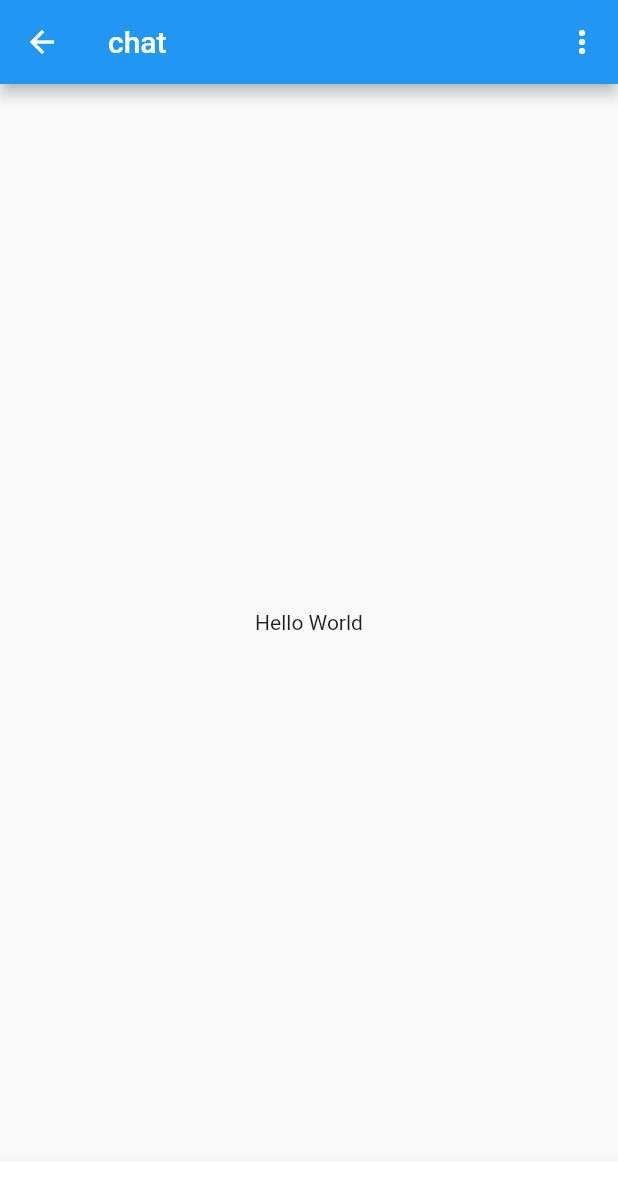
After one commit to bhoold/huhu-for-flutter, a Flutter app: the ChatPage screen opened directly, on a phone screen of 412 x 824 dp. The commit adds this screen. Shown: the top 1200 px of the screen. Run offline on Flutter 3.47's test engine with Material 2 defaults, Android fonts, the phone set to English and light mode, and no system bars.

Commit message:
更改home的body结构、添加chat页面

```diff
--- a/lib/main.dart
+++ b/lib/main.dart
@@ -21,7 +21,7 @@ class MyApp extends StatelessWidget {
         // is not restarted.
         primarySwatch: Colors.blue,
       ),
-      home: HomePage(title: '消息'),
+      home: HomePage(title: '消息')
     );
   }
 }
--- /dev/null
+++ b/lib/page/chat.dart
@@ -0,0 +1,58 @@
+import 'package:flutter/material.dart';
+
+class ChatPage extends StatefulWidget {
+  ChatPage({Key key, this.title}) : super(key: key);
+
+  // This widget is the home page of your application. It is stateful, meaning
+  // that it has a State object (defined below) that contains fields that affect
+  // how it looks.
+
+  // This class is the configuration for the state. It holds the values (in this
+  // case the title) provided by the parent (in this case the App widget) and
+  // used by the build method of the State. Fields in a Widget subclass are
+  // always marked "final".
+
+  final String title;
+
+  @override
+  _ChatPageState createState() => _ChatPageState();
+}
+
+class _ChatPageState extends State<ChatPage> {
+
+
+  @override
+  Widget build(BuildContext context) {
+    // This method is rerun every time setState is called, for instance as done
+    // by the _incrementCounter method above.
+    //
+    // The Flutter framework has been optimized to make rerunning build methods
+    // fast, so that you can just rebuild anything that needs updating rather
+    // than having to individually change instances of widgets.
+
+    return Scaffold(
+      appBar: AppBar(
+        // Here we take the value from the HomePage object that was created by
+        // the App.build method, and use it to set our appbar title.
+        title: Text('chat'),
+        actions: <Widget>[
+          IconButton(
+            tooltip: 'more',
+            icon: Icon(Icons.more_vert),
+            onPressed: () {
+
+            },
+          )
+        ],
+      ),
+      body: Center(
+        child: Text('Hello World'),
+      ),
+      bottomNavigationBar: BottomAppBar(
+        child: Container(
+          height: 50.0,
+        ),
+      )
+    );
+  }
+}
```
Also changed, not shown: lib/page/home.dart (+132 -34 lines), lib/page/message.dart (deleted, +0 -32 lines), lib/page/people.dart (deleted, +0 -32 lines), lib/page/person.dart (deleted, +0 -32 lines).
